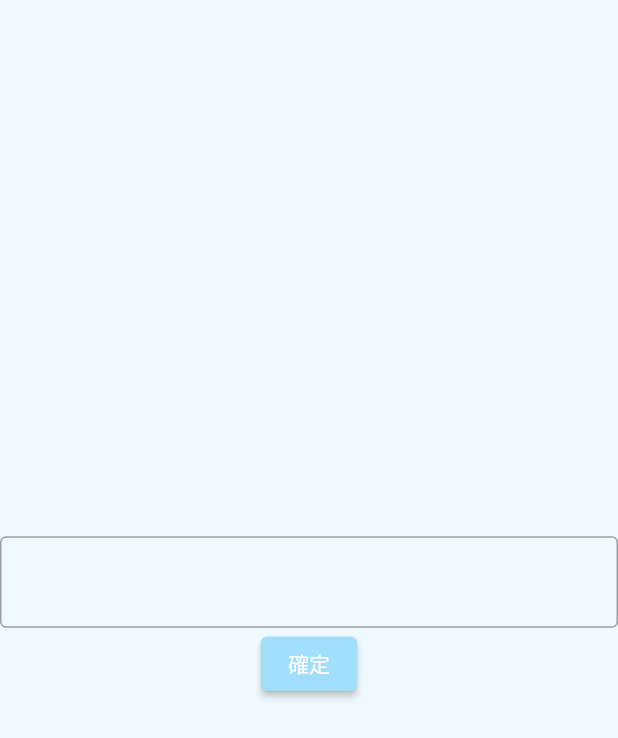
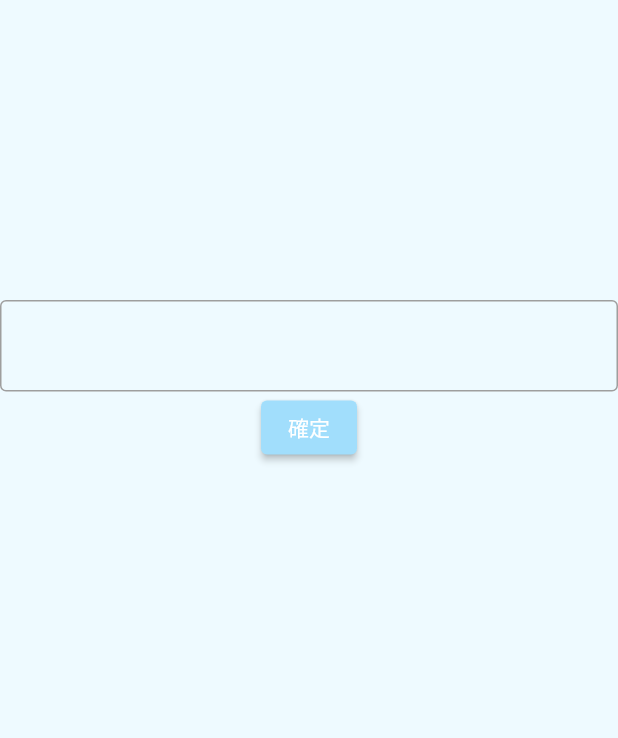
Before and after one commit to char5742/flutter_chat, a Flutter app: the screen it shows after launch, on a phone screen of 412 x 824 dp. Shown: the top 738 px of the screen. Run offline on Flutter 3.47's test engine with Material 2 defaults, Android fonts, the light colour scheme and no system bars; our stand-ins replace flutter_dotenv, flutter_hooks, go_router, graphql, graphql_flutter, hooks_riverpod and 1 more; missing offline and left inert: gql; accounts and stored records are empty; generated files the repository leaves out were written again; Roboto replaces fonts that are missing (Noto Sans JP).

Commit message:
refactor: サインアップ画面でPaddingを使うように

```diff
--- a/lib/pages/signup.dart
+++ b/lib/pages/signup.dart
@@ -12,8 +12,8 @@ class SignUpPage extends HookConsumerWidget {
     final controller = useTextEditingController();
     return Scaffold(
       body: Column(
-        mainAxisAlignment: MainAxisAlignment.center,
         children: [
+          const Padding(padding: EdgeInsets.only(top: 200)),
           TextFormField(
               controller: controller, style: theme.primaryTextTheme.bodyText1),
           ElevatedButton(
```
